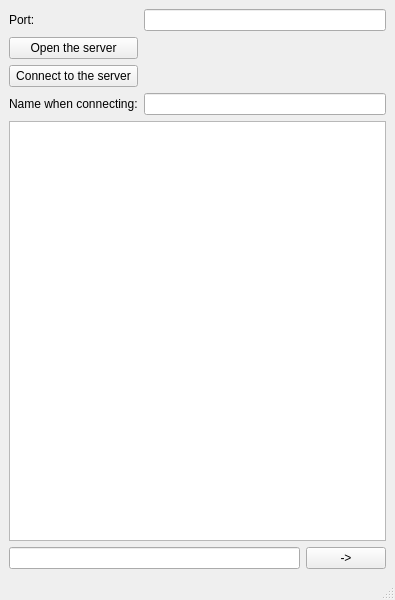
Before: the Qt Designer form mainwindow.ui in VladislavWaza/SimpleChat, drawn with Qt 5.
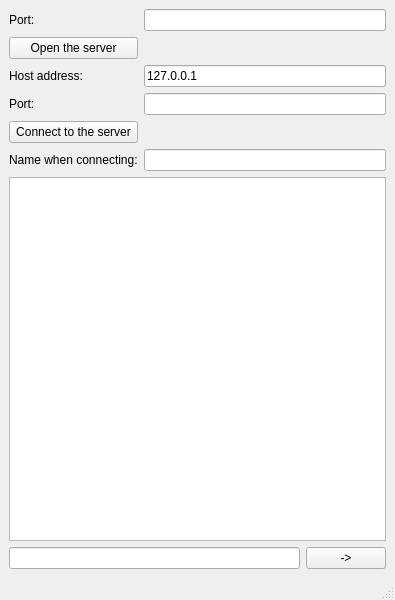
After: the same form once the commit is applied.

Commit message: Rewrote the client connection process now you can select the connection address and port in the UI

```diff
--- a/mainwindow.ui
+++ b/mainwindow.ui
@@ -24,30 +24,47 @@
         </property>
        </widget>
       </item>
-      <item row="4" column="0">
+      <item row="0" column="0">
+       <widget class="QLabel" name="label_2">
+        <property name="text">
+         <string>Port:</string>
+        </property>
+       </widget>
+      </item>
+      <item row="6" column="0">
        <widget class="QLabel" name="label">
         <property name="text">
          <string>Name when connecting:</string>
         </property>
        </widget>
       </item>
-      <item row="2" column="1">
+      <item row="4" column="1">
        <widget class="QLabel" name="label_connect">
         <property name="text">
          <string/>
         </property>
        </widget>
       </item>
-      <item row="2" column="0">
+      <item row="4" column="0">
        <widget class="QPushButton" name="connect">
         <property name="text">
          <string>Connect to the server</string>
         </property>
        </widget>
       </item>
-      <item row="4" column="1">
+      <item row="6" column="1">
        <widget class="QLineEdit" name="name"/>
       </item>
+      <item row="0" column="1">
+       <widget class="QLineEdit" name="port"/>
+      </item>
+      <item row="2" column="0">
+       <widget class="QLabel" name="label_3">
+        <property name="text">
+         <string>Host address:</string>
+        </property>
+       </widget>
+      </item>
       <item row="1" column="0">
        <widget class="QPushButton" name="server">
         <property name="text">
@@ -55,15 +72,22 @@
         </property>
        </widget>
       </item>
-      <item row="0" column="0">
-       <widget class="QLabel" name="label_2">
+      <item row="3" column="0">
+       <widget class="QLabel" name="label_4">
         <property name="text">
          <string>Port:</string>
         </property>
        </widget>
       </item>
-      <item row="0" column="1">
-       <widget class="QLineEdit" name="port"/>
+      <item row="2" column="1">
+       <widget class="QLineEdit" name="hostAddress">
+        <property name="text">
+         <string>127.0.0.1</string>
+        </property>
+       </widget>
+      </item>
+      <item row="3" column="1">
+       <widget class="QLineEdit" name="portClient"/>
       </item>
      </layout>
     </item>
```
The commit also changes 3 other files.
